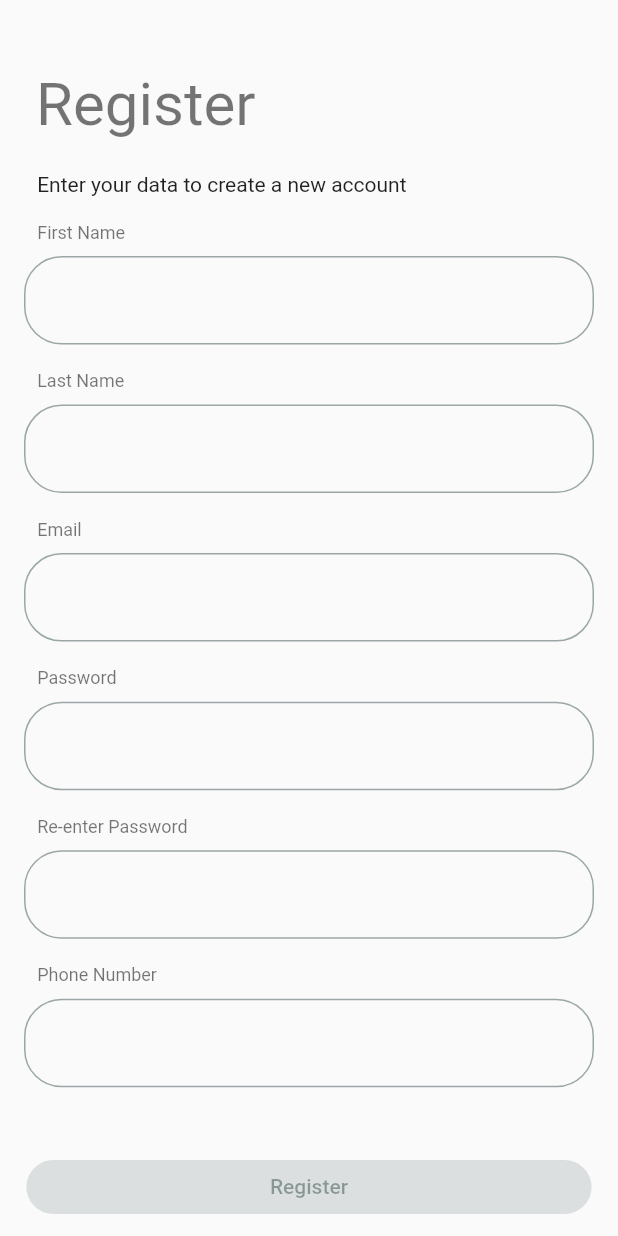
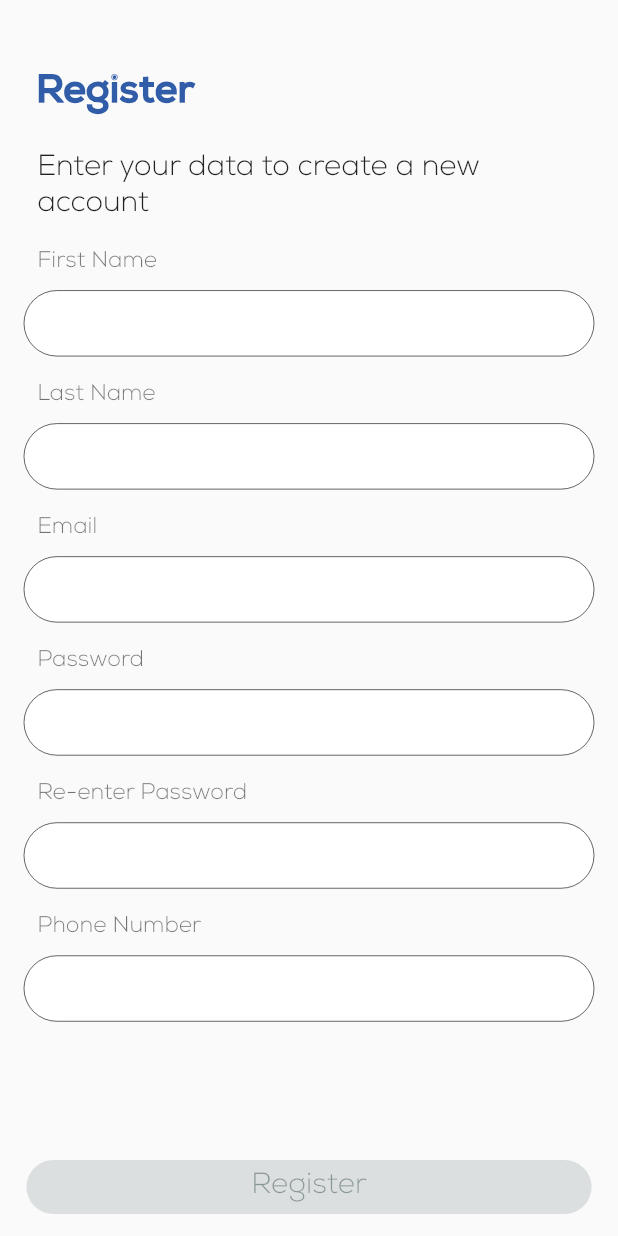
Before and after one commit to mohmdramadn/zetaton_task, a Flutter app: the screen it shows after launch, on a phone screen of 412 x 824 dp. Run offline on Flutter 3.47's test engine with Material 2 defaults, Android fonts, the phone set to English and light mode, and no system bars; our stand-ins replace firebase_auth, firebase_core, flutter_screenutil, fluttertoast, get, internet_connection_checker; accounts and stored records are empty.

Commit message:
Adjusted theme of the app to be more customized

```diff
--- a/lib/main.dart
+++ b/lib/main.dart
@@ -35,11 +35,7 @@ class MyApp extends StatelessWidget {
           debugShowCheckedModeBanner: false,
           debugShowMaterialGrid: false,
           title: 'Wallpaper Gallery',
-          theme: ThemeData(
-            colorScheme: lightColorScheme,
-            textSelectionTheme:
-            const TextSelectionThemeData(cursorColor: Colors.white),
-          ),
+          theme: appThemeData,
           onGenerateRoute: onGenerateRoute,
           initialRoute: Routes.registerRoute,
           opaqueRoute: Get.isOpaqueRouteDefault,
--- a/lib/theme/theme.dart
+++ b/lib/theme/theme.dart
@@ -1,4 +1,93 @@
 import 'package:flutter/material.dart';
+import 'package:flutter/services.dart';
+import 'package:flutter_screenutil/flutter_screenutil.dart';
+import 'package:zetaton_task/constants/constant_strings.dart';
+
+final appThemeData = ThemeData(
+  fontFamily: Constant.fonts.nexa,
+  colorScheme: lightColorScheme,
+  primaryColor: lightColorScheme.primary,
+  primaryColorLight: lightColorScheme.primaryContainer,
+  textTheme: TextTheme(
+    displayMedium: TextStyle(
+      color: lightColorScheme.primary,
+      fontWeight: FontWeight.w600,
+    ),
+    displaySmall: TextStyle(
+      color: lightColorScheme.primary,
+      fontWeight: FontWeight.bold,
+      fontSize: 26.sp,
+    ),
+    headlineLarge: TextStyle(
+      fontFamily: Constant.fonts.nexaBold,
+      color: lightColorScheme.primary,
+      fontSize: 24.sp,
+      fontWeight: FontWeight.w700,
+    ),
+    headlineSmall: TextStyle(
+        fontSize: 20.sp,
+        fontWeight: FontWeight.w500),
+    headlineMedium: TextStyle(
+      fontSize: 22.sp,
+    ),
+    titleLarge: TextStyle(
+      fontSize: 20.sp,
+    ),
+    titleMedium: TextStyle(
+      fontSize: 20.0.sp,
+      letterSpacing: 1.3,
+      wordSpacing: 1.3,
+      height: 2,
+    ),
+    titleSmall: TextStyle(
+      fontSize: 18.0.sp,
+      wordSpacing: 1.3,
+      height: 2,
+    ),
+    bodyLarge: TextStyle(
+      fontSize: 20.sp,
+      fontWeight: FontWeight.w500,
+    ),
+    bodyMedium: TextStyle(
+      fontSize: 18.sp,
+      fontWeight: FontWeight.w500,
+    ),
+    bodySmall: TextStyle(
+      fontSize: 14.sp,
+      fontWeight: FontWeight.w500,
+    ),
+    labelLarge: TextStyle(fontSize: 18.sp),
+  ),
+  inputDecorationTheme: InputDecorationTheme(
+    hintStyle: TextStyle(
+      letterSpacing: 3.0,
+      fontSize: 18.sp,
+    ),
+    border: OutlineInputBorder(
+      borderSide: BorderSide.none,
+      borderRadius: BorderRadius.circular(12.0),
+    ),
+    errorStyle: const TextStyle(
+      fontWeight: FontWeight.w500,
+    ),
+    errorBorder: OutlineInputBorder(
+      borderSide: const BorderSide(
+        style: BorderStyle.solid,
+        width: 2,
+      ),
+      borderRadius: BorderRadius.circular(12.0),
+    ),
+    contentPadding: EdgeInsets.symmetric(horizontal: 8.0.h, vertical: 4.0.h),
+    alignLabelWithHint: true,
+    isDense: true,
+    isCollapsed: true,
+    filled: true,
+    fillColor: Colors.white,
+  ),
+  disabledColor: Colors.grey,
+  dividerColor: lightColorScheme.primary,
+  visualDensity: VisualDensity.adaptivePlatformDensity,
+);
 
 const lightColorScheme = ColorScheme(
   brightness: Brightness.light,
```
